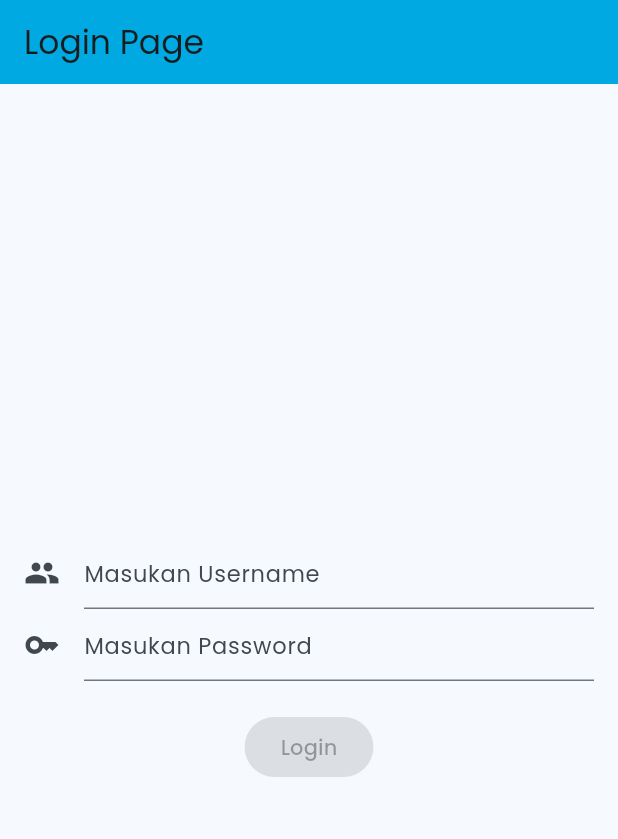
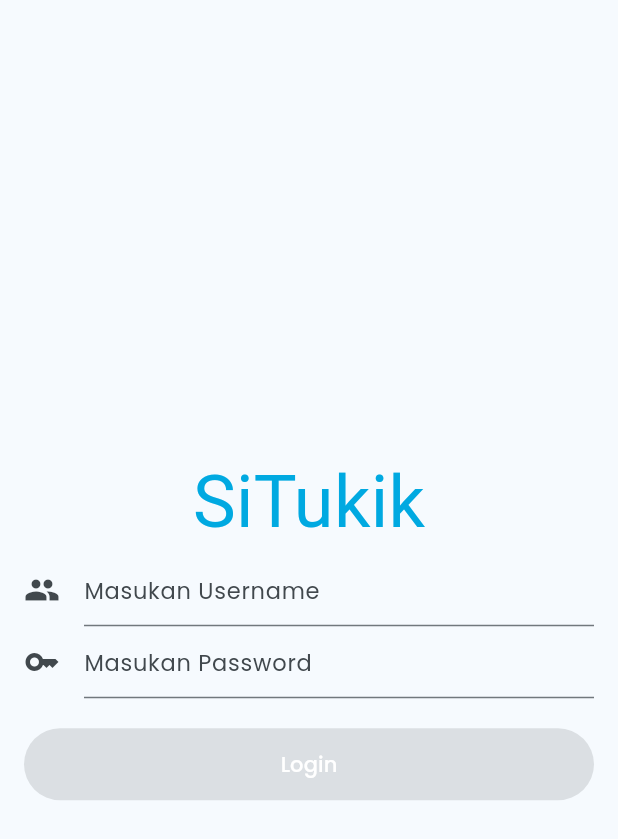
Before and after one commit to HappyCoder-GDSC-Hackfest-2024/SiTukik, a Flutter app: the screen it shows after launch, on a phone screen of 412 x 824 dp. Shown: the top 839 px of the screen. Run offline on Flutter 3.47's test engine with Material 3 defaults, Android fonts, the light colour scheme and no system bars; our stand-ins replace flutter_dotenv, google_fonts.

Commit message:
Login Page(add Kondisi jika API gagal di Hit, Fix UI)

```diff
--- a/SiTukik/lib/main.dart
+++ b/SiTukik/lib/main.dart
@@ -1,5 +1,5 @@
 import 'package:flutter/material.dart';
-import 'package:penyukita/pages/authentication/LoginPage.dart';
+import 'package:penyukita/SplashScreen.dart';
 import 'package:google_fonts/google_fonts.dart';
 import 'package:flutter_dotenv/flutter_dotenv.dart';
 
@@ -27,7 +27,7 @@
         useMaterial3: true,
         textTheme: GoogleFonts.poppinsTextTheme(),
       ),
-      home: LoginPage(),
+      home: SplashScreen(),
     );
   }
 }
--- a/SiTukik/lib/pages/authentication/LoginPage.dart
+++ b/SiTukik/lib/pages/authentication/LoginPage.dart
@@ -2,8 +2,9 @@
 import 'package:http/http.dart' as http;
 import 'dart:convert';
 import 'package:penyukita/pages/DashboardPage.dart';
-import './RegistrationPage.dart';
+// import './RegistrationPage.dart';
 import 'package:flutter_dotenv/flutter_dotenv.dart';
+import 'package:google_fonts/google_fonts.dart';
 
 class LoginPage extends StatefulWidget {
   @override
@@ -35,6 +36,7 @@
   Future<void> login(BuildContext context) async {
     String ApiUrl = dotenv.env['API_URL'] ?? 'http://localhost:3000';
 
+    try {
       final response = await http.post(
         Uri.parse('$ApiUrl/login'),
         headers: {
@@ -63,19 +65,42 @@
           ),
         );
       }
+    } catch (error) {
+      // Tangkap kesalahan yang mungkin terjadi saat mengakses API
+      print('Error accessing API: $error');
+      ScaffoldMessenger.of(context).showSnackBar(
+        SnackBar(
+          content: Text('Website sedang maintenance. Silakan coba lagi nanti.'),
+          duration: Duration(seconds: 3),
+        ),
+      );
+    }
   }
 
   @override
   Widget build(BuildContext context) {
     return Scaffold(
-      appBar: AppBar(
-        title: Text('Login Page'),
-      ),
+      // appBar: AppBar(
+      //   title: Text('Login Page'),
+      //   centerTitle: true,
+      // ),
+
       body: Padding(
         padding: EdgeInsets.all(16.0),
         child: Column(
           mainAxisAlignment: MainAxisAlignment.center,
           children: [
+            Container(
+              margin: EdgeInsets.only(top: 10),
+              //margin top 30
+              child: Text(
+                "SiTukik",
+                style: GoogleFonts.mySoul(
+                  fontSize: 48,
+                  color: Color.fromARGB(255, 0, 169, 225),
+                ),
+              ),
+            ),
             TextField(
               controller: emailController,
               decoration: InputDecoration(
@@ -109,7 +134,16 @@
             ),
             ElevatedButton(
               onPressed: isButtonDisabled ? null : () => login(context),
-              child: Text('Login'),
+              child: Text(
+                'Login',
+                style: TextStyle(color: Colors.white),
+              ),
+              style: ElevatedButton.styleFrom(
+                backgroundColor:
+                    Color.fromARGB(255, 0, 169, 225), // Warna latar belakang
+                minimumSize: Size(double.infinity,
+                    48), // Panjang tombol memanjang ke kiri dan ke kanan
+              ),
             ),
             // SizedBox(height: 30),
             // Center(
```
Also changed, not shown: SiTukik/lib/SplashScreen.dart (added, +60 -0 lines), SiTukik/pubspec.yaml (+1 -8 lines), backend-SiTukik/config/happycoderpenyukita-firebase-adminsdk-qfpbh-f4b02248cc.json (+12 -2 lines), SiTukik/assets/images/situkik.png (added), SiTukik/assets/images/situkik.svg (added), SiTukik/assets/images/situkik_mysoul.png (added), SiTukik/pubspec.lock. Lines whose indentation alone changed are shown as unchanged.
